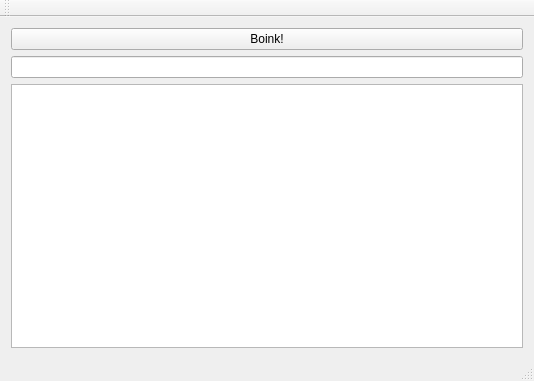
This is mainwindow.ui in lazarcf/AutoSpinHUDSwapper as Qt 5 draws it before an edit. The edited form follows.
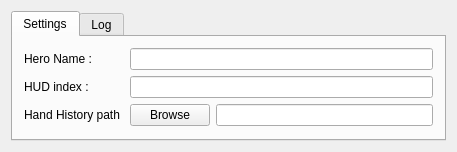
This is the edited form.

What changed in the file:
```diff
--- a/mainwindow.ui
+++ b/mainwindow.ui
@@ -6,8 +6,8 @@
    <rect>
     <x>0</x>
     <y>0</y>
-    <width>534</width>
-    <height>381</height>
+    <width>457</width>
+    <height>144</height>
    </rect>
   </property>
   <property name="windowTitle">
@@ -16,39 +16,123 @@
   <widget class="QWidget" name="centralWidget">
    <layout class="QVBoxLayout" name="verticalLayout">
     <item>
-     <widget class="QPushButton" name="pushButton">
-      <property name="text">
-       <string>Boink!</string>
+     <widget class="QTabWidget" name="tabWidget">
+      <property name="currentIndex">
+       <number>0</number>
       </property>
+      <widget class="QWidget" name="tab">
+       <attribute name="title">
+        <string>Settings</string>
+       </attribute>
+       <layout class="QVBoxLayout" name="verticalLayout_2">
+        <item>
+         <layout class="QHBoxLayout" name="horizontalLayout_2">
+          <item>
+           <widget class="QLabel" name="label">
+            <property name="minimumSize">
+             <size>
+              <width>100</width>
+              <height>0</height>
+             </size>
+            </property>
+            <property name="maximumSize">
+             <size>
+              <width>100</width>
+              <height>16777215</height>
+             </size>
+            </property>
+            <property name="text">
+             <string>Hero Name : </string>
+            </property>
+           </widget>
+          </item>
+          <item>
+           <widget class="QLineEdit" name="hero_name_edit"/>
+          </item>
+         </layout>
+        </item>
+        <item>
+         <layout class="QHBoxLayout" name="horizontalLayout_4">
+          <item>
+           <widget class="QLabel" name="label_3">
+            <property name="minimumSize">
+             <size>
+              <width>100</width>
+              <height>0</height>
+             </size>
+            </property>
+            <property name="maximumSize">
+             <size>
+              <width>100</width>
+              <height>16777215</height>
+             </size>
+            </property>
+            <property name="text">
+             <string>HUD index : </string>
+            </property>
+           </widget>
+          </item>
+          <item>
+           <widget class="QLineEdit" name="hud_index_edit"/>
+          </item>
+         </layout>
+        </item>
+        <item>
+         <layout class="QHBoxLayout" name="horizontalLayout_3">
+          <item>
+           <widget class="QLabel" name="label_2">
+            <property name="minimumSize">
+             <size>
+              <width>100</width>
+              <height>0</height>
+             </size>
+            </property>
+            <property name="maximumSize">
+             <size>
+              <width>100</width>
+              <height>16777215</height>
+             </size>
+            </property>
+            <property name="text">
+             <string>Hand History path : </string>
+            </property>
+           </widget>
+          </item>
+          <item>
+           <widget class="QPushButton" name="hh_path_button">
+            <property name="text">
+             <string>Browse</string>
+            </property>
+           </widget>
+          </item>
+          <item>
+           <widget class="QLineEdit" name="hh_path_edit">
+            <property name="readOnly">
+             <bool>true</bool>
+            </property>
+            <property name="clearButtonEnabled">
+             <bool>false</bool>
+            </property>
+           </widget>
+          </item>
+         </layout>
+        </item>
+       </layout>
+      </widget>
+      <widget class="QWidget" name="tab_2">
+       <attribute name="title">
+        <string>Log</string>
+       </attribute>
+       <layout class="QHBoxLayout" name="horizontalLayout">
+        <item>
+         <widget class="QPlainTextEdit" name="plainTextEdit"/>
+        </item>
+       </layout>
+      </widget>
      </widget>
     </item>
-    <item>
-     <widget class="QLineEdit" name="lineEdit"/>
-    </item>
-    <item>
-     <widget class="QPlainTextEdit" name="plainTextEdit"/>
-    </item>
    </layout>
   </widget>
-  <widget class="QMenuBar" name="menuBar">
-   <property name="geometry">
-    <rect>
-     <x>0</x>
-     <y>0</y>
-     <width>534</width>
-     <height>21</height>
-    </rect>
-   </property>
-  </widget>
-  <widget class="QToolBar" name="mainToolBar">
-   <attribute name="toolBarArea">
-    <enum>TopToolBarArea</enum>
-   </attribute>
-   <attribute name="toolBarBreak">
-    <bool>false</bool>
-   </attribute>
-  </widget>
-  <widget class="QStatusBar" name="statusBar"/>
  </widget>
  <layoutdefault spacing="6" margin="11"/>
  <resources/>
```
